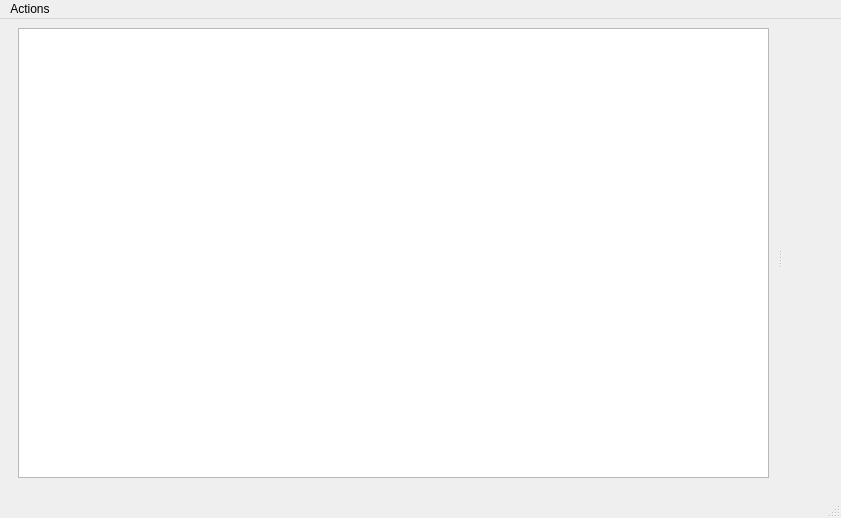
The window that src/VeraGrid/Gui/SigmaAnalysis/sigma_analysis_gui.ui (JordiBejarUPC/veragrid-hvdc-bipolar-pfc) describes before a commit, drawn with Qt 5.
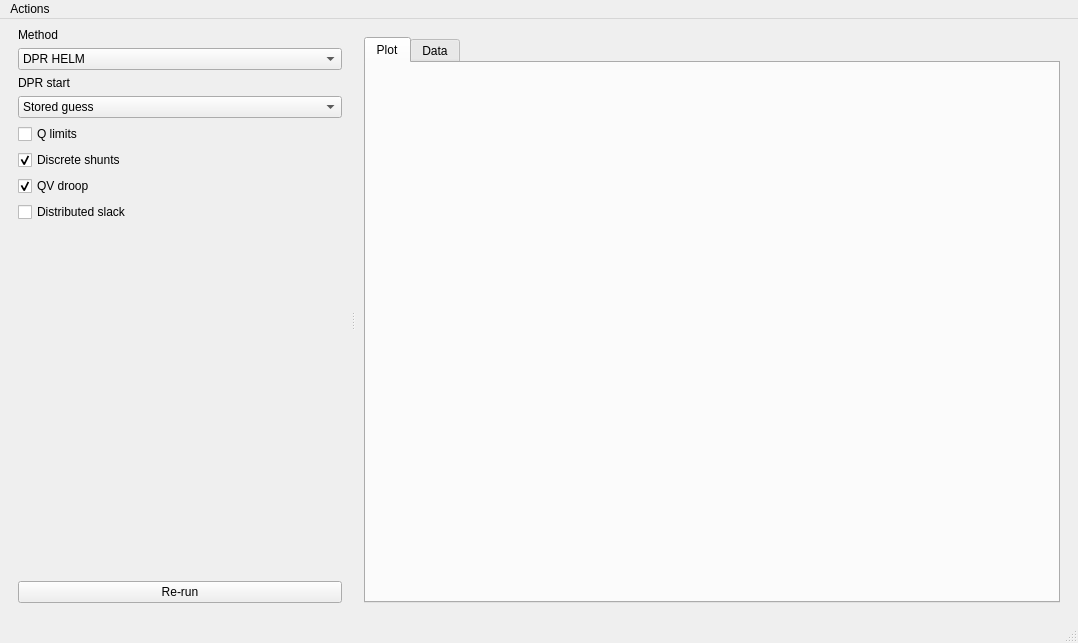
The same window after the commit. Icons and pictures are not drawn. Custom widgets are drawn as their Qt base class.

Commit message: updated GUI to allow different approaches

Diff of the .ui file:
```diff
--- a/src/VeraGrid/Gui/SigmaAnalysis/sigma_analysis_gui.ui
+++ b/src/VeraGrid/Gui/SigmaAnalysis/sigma_analysis_gui.ui
@@ -6,8 +6,8 @@
    <rect>
     <x>0</x>
     <y>0</y>
-    <width>841</width>
-    <height>518</height>
+    <width>1078</width>
+    <height>643</height>
    </rect>
   </property>
   <property name="windowTitle">
@@ -36,7 +36,104 @@
          <number>0</number>
         </property>
         <item>
-         <widget class="QTableView" name="tableView"/>
+         <widget class="QLabel" name="sigmaMethodLabel">
+          <property name="text">
+           <string>Method</string>
+          </property>
+         </widget>
+        </item>
+        <item>
+         <widget class="QComboBox" name="sigmaMethodComboBox">
+          <item>
+           <property name="text">
+            <string>DPR HELM</string>
+           </property>
+          </item>
+          <item>
+           <property name="text">
+            <string>Classical HELM</string>
+           </property>
+          </item>
+         </widget>
+        </item>
+        <item>
+         <widget class="QLabel" name="sigmaStartingPointLabel">
+          <property name="text">
+           <string>DPR start</string>
+          </property>
+         </widget>
+        </item>
+        <item>
+         <widget class="QComboBox" name="sigmaStartingPointComboBox">
+          <item>
+           <property name="text">
+            <string>Stored guess</string>
+           </property>
+          </item>
+          <item>
+           <property name="text">
+            <string>Classical no-load</string>
+           </property>
+          </item>
+         </widget>
+        </item>
+        <item>
+         <widget class="QCheckBox" name="sigmaControlQCheckBox">
+          <property name="text">
+           <string>Q limits</string>
+          </property>
+         </widget>
+        </item>
+        <item>
+         <widget class="QCheckBox" name="sigmaDiscreteShuntsCheckBox">
+          <property name="text">
+           <string>Discrete shunts</string>
+          </property>
+          <property name="checked">
+           <bool>true</bool>
+          </property>
+         </widget>
+        </item>
+        <item>
+         <widget class="QCheckBox" name="sigmaQvDroopCheckBox">
+          <property name="text">
+           <string>QV droop</string>
+          </property>
+          <property name="checked">
+           <bool>true</bool>
+          </property>
+         </widget>
+        </item>
+        <item>
+         <widget class="QCheckBox" name="sigmaDistributedSlackCheckBox">
+          <property name="text">
+           <string>Distributed slack</string>
+          </property>
+         </widget>
+        </item>
+        <item>
+         <spacer name="verticalSpacer">
+          <property name="orientation">
+           <enum>Qt::Orientation::Vertical</enum>
+          </property>
+          <property name="sizeHint" stdset="0">
+           <size>
+            <width>20</width>
+            <height>40</height>
+           </size>
+          </property>
+         </spacer>
+        </item>
+        <item>
+         <widget class="QPushButton" name="sigmaRerunButton">
+          <property name="text">
+           <string>Re-run</string>
+          </property>
+          <property name="icon">
+           <iconset resource="../Icons/icons.qrc">
+            <normaloff>:/Icons/icons/sigma.png</normaloff>:/Icons/icons/sigma.png</iconset>
+          </property>
+         </widget>
         </item>
        </layout>
       </widget>
@@ -49,7 +146,31 @@
        </property>
        <layout class="QHBoxLayout" name="horizontalLayout">
         <item>
-         <widget class="MatplotlibWidget" name="plotwidget" native="true"/>
+         <widget class="QTabWidget" name="tabWidget">
+          <property name="currentIndex">
+           <number>0</number>
+          </property>
+          <widget class="QWidget" name="tab">
+           <attribute name="title">
+            <string>Plot</string>
+           </attribute>
+           <layout class="QVBoxLayout" name="verticalLayout_2">
+            <item>
+             <widget class="MatplotlibWidget" name="plotwidget" native="true"/>
+            </item>
+           </layout>
+          </widget>
+          <widget class="QWidget" name="tab_2">
+           <attribute name="title">
+            <string>Data</string>
+           </attribute>
+           <layout class="QVBoxLayout" name="verticalLayout_3">
+            <item>
+             <widget class="QTableView" name="tableView"/>
+            </item>
+           </layout>
+          </widget>
+         </widget>
         </item>
        </layout>
       </widget>
@@ -62,8 +183,8 @@
     <rect>
      <x>0</x>
      <y>0</y>
-     <width>841</width>
-     <height>22</height>
+     <width>1078</width>
+     <height>23</height>
     </rect>
    </property>
    <widget class="QMenu" name="menuActions">
```
Left out of the diff: 20 changed lines with no effect on the pictures. The commit also changes 4 other files.
